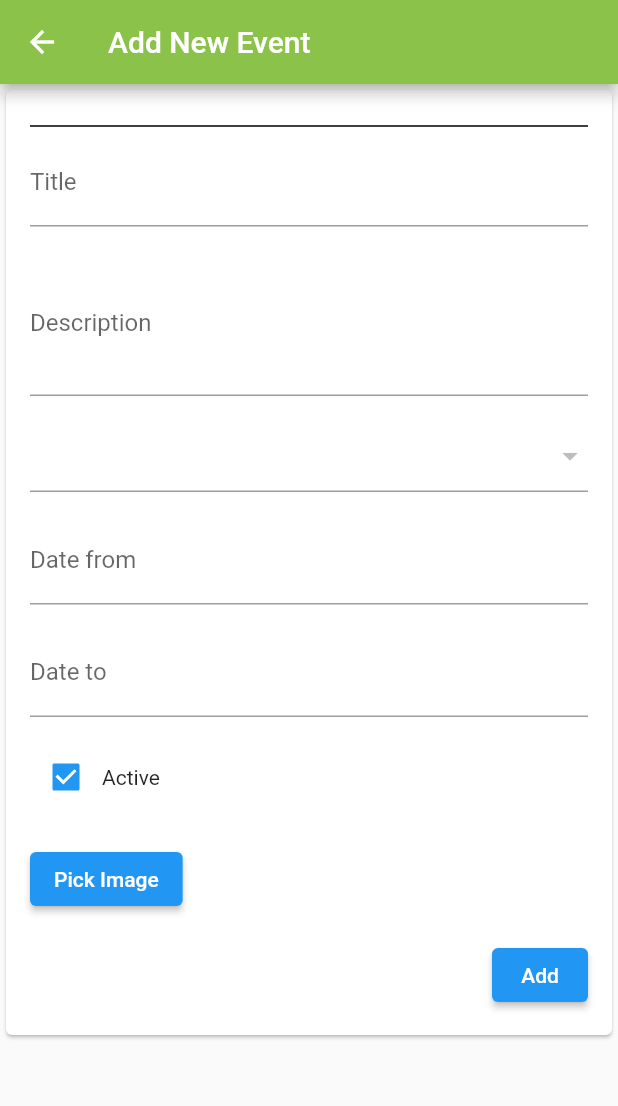
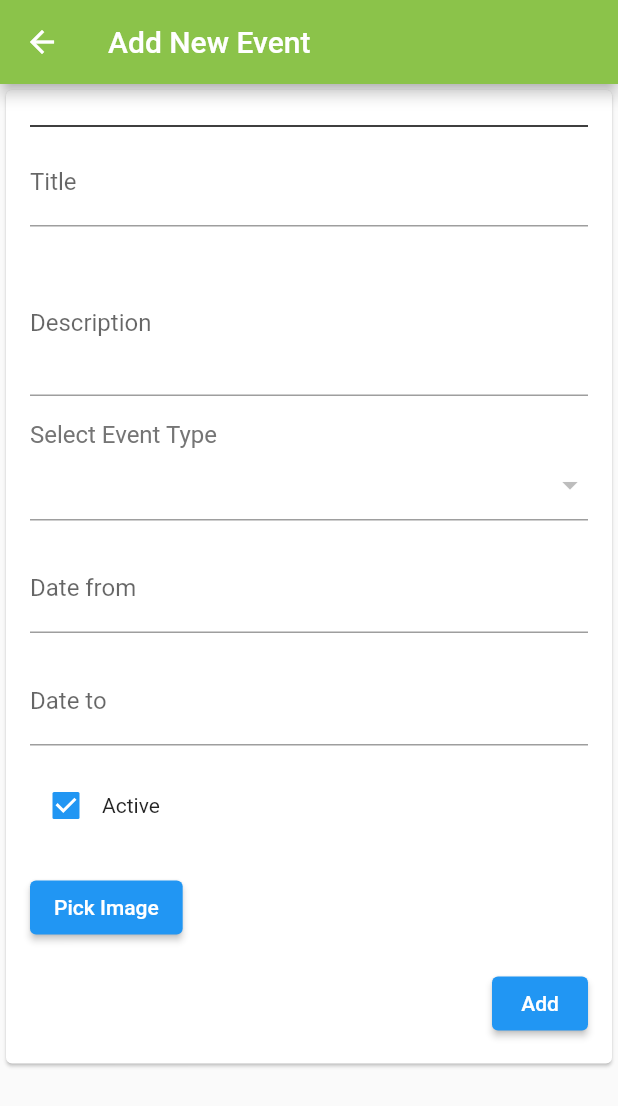
Before and after one commit to mirzate/gogreen, a Flutter app: the EventAddScreen screen opened directly, after a tap on "Pick Image", on a phone screen of 412 x 824 dp. Shown: the top 1106 px of the screen. Run offline on Flutter 3.47's test engine with Material 2 defaults, Android fonts, the light colour scheme and no system bars; our stand-ins replace carousel_slider, file_picker, google_maps_flutter; missing offline and left inert: dart:ffi, google_maps_flutter_platform_interface; network calls fail.

```diff
--- a/flutter/lib/providers/green_island_provider.dart
+++ b/flutter/lib/providers/green_island_provider.dart
@@ -79,7 +79,7 @@ class GreenIslandProvider with ChangeNotifier {
       } else {
         // Handle the error if update was unsuccessful
         print("Not successfully deleted");
-        print(response.request);
+        //print(response.request);
         print(response.body);
       }
     } catch (error) {
--- a/flutter/lib/screens/admin/event/event_add_screen.dart
+++ b/flutter/lib/screens/admin/event/event_add_screen.dart
@@ -142,6 +142,16 @@ class _EventAddScreenState extends State<EventAddScreen> {
                     ),
                     SizedBox(height: 16),
                     if (eventTypes != null)
+                      Column(
+                        crossAxisAlignment: CrossAxisAlignment.start,
+                        children: [
+                          Text(
+                            'Select Event Type',
+                            style: TextStyle(
+                                fontWeight: FontWeight.normal,
+                                fontSize: 16,
+                                color: Colors.grey[600]),
+                          ),
                           DropdownButtonFormField<EventType>(
                             value: selectedEventType,
                             items: eventTypes!.map((eventType) {
@@ -155,6 +165,8 @@ class _EventAddScreenState extends State<EventAddScreen> {
                                 this.selectedEventType = selectedEventType;
                               });
                             },
+                          ),
+                        ],
                       ),
                     SizedBox(height: 16),
                     TextField(
```
Also changed, not shown: flutter/lib/providers/event_provider.dart (+26 -0 lines), flutter/lib/screens/admin/event/event_edit_screen.dart (+13 -0 lines), flutter/lib/screens/admin/event/event_list_screen.dart (+6 -1 lines). Lines whose indentation alone changed are shown as unchanged.
